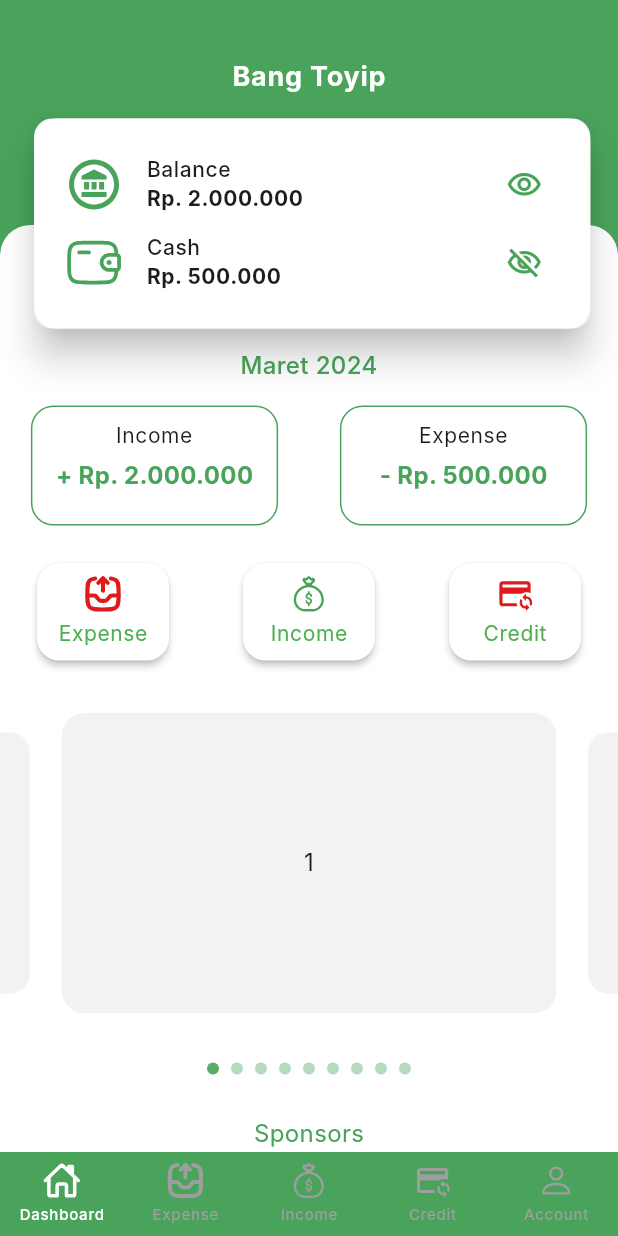
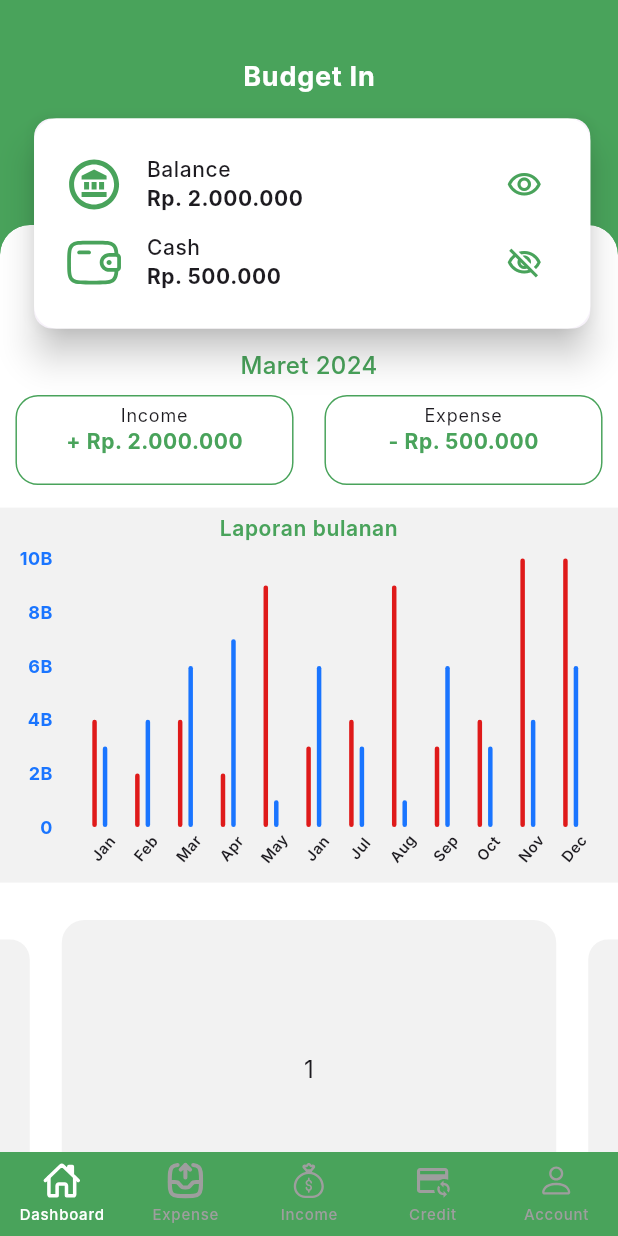
Before and after one commit to msarifin29/budget-in, a Flutter app: the screen it shows after launch, on a phone screen of 412 x 824 dp. Run offline on Flutter 3.47's test engine with Material 3 defaults, Android fonts, the light colour scheme and no system bars; drawn by our look-alikes of carousel_slider, fl_chart; our stand-ins replace bloc, dartz, equatable, firebase_core, flutter_bloc, flutter_svg and 2 more; accounts and stored records are empty; generated files the repository leaves out were written again; Roboto replaces fonts that are missing (Inter); project files that could hold a hidden picture were left out.

Commit message:
refactor : dashboard page

```diff
--- a/lib/features/expenses/presentation/ui/pages/dashboard_page.dart
+++ b/lib/features/expenses/presentation/ui/pages/dashboard_page.dart
@@ -2,6 +2,7 @@
 // ignore_for_file: inference_failure_on_function_invocation, require_trailing_commas, lines_longer_than_80_chars
 
 import 'package:budget_in/core/helpers/util_date.dart';
+import 'package:budget_in/features/expenses/presentation/ui/widgets/line_chart_widget.dart';
 import 'package:carousel_slider/carousel_slider.dart';
 import 'package:flutter/material.dart';
 import 'package:flutter/services.dart';
@@ -55,34 +56,33 @@ class DashboardPage extends StatelessWidget {
                         color: ColorApp.green,
                       ),
                     ),
-                    const SizedBox(height: 15.0),
+                    const SizedBox(height: 8),
                     Row(
                       mainAxisAlignment: MainAxisAlignment.spaceAround,
                       children: [
                         Container(
-                          height: 80.0,
-                          width: MediaQuery.sizeOf(context).width * 0.4,
+                          height: 60.0,
+                          width: MediaQuery.sizeOf(context).width * 0.45,
                           decoration: BoxDecoration(
                             border: Border.all(color: ColorApp.green),
                             borderRadius: BorderRadius.circular(15.0),
                           ),
                           padding: const EdgeInsets.symmetric(
-                            vertical: 10.0,
-                            horizontal: 15.0,
+                            vertical: 4,
+                            horizontal: 15,
                           ),
                           child: Column(
                             children: [
                               Text(
                                 context.l10n.income,
                                 textAlign: TextAlign.center,
-                                style: context.textTheme.bodySmall!.copyWith(
+                                style: context.textTheme.labelSmall!.copyWith(
                                   fontWeight: FontWeight.w400,
                                 ),
                               ),
-                              const SizedBox(height: 5.0),
                               Text(
                                 "+ Rp. 2.000.000",
-                                style: context.textTheme.bodyMedium!.copyWith(
+                                style: context.textTheme.bodySmall!.copyWith(
                                     fontWeight: FontWeight.w700,
                                     color: ColorApp.green),
                               ),
@@ -90,11 +90,11 @@ class DashboardPage extends StatelessWidget {
                           ),
                         ),
                         Container(
-                          height: 80.0,
-                          width: MediaQuery.sizeOf(context).width * 0.4,
+                          height: 60,
+                          width: MediaQuery.sizeOf(context).width * 0.45,
                           padding: const EdgeInsets.symmetric(
-                            vertical: 10.0,
-                            horizontal: 15.0,
+                            vertical: 4,
+                            horizontal: 15,
                           ),
                           decoration: BoxDecoration(
                             border: Border.all(color: ColorApp.green),
@@ -105,14 +105,13 @@ class DashboardPage extends StatelessWidget {
                               Text(
                                 context.l10n.expense,
                                 textAlign: TextAlign.center,
-                                style: context.textTheme.bodySmall!.copyWith(
+                                style: context.textTheme.labelSmall!.copyWith(
                                   fontWeight: FontWeight.w400,
                                 ),
                               ),
-                              const SizedBox(height: 5.0),
                               Text(
                                 "- Rp. 500.000",
-                                style: context.textTheme.bodyMedium!.copyWith(
+                                style: context.textTheme.bodySmall!.copyWith(
                                     fontWeight: FontWeight.w700,
                                     color: ColorApp.green),
                               ),
@@ -121,53 +120,24 @@ class DashboardPage extends StatelessWidget {
                         ),
                       ],
                     ),
-                    const SizedBox(height: 25.0),
-                    Row(
-                      mainAxisAlignment: MainAxisAlignment.spaceAround,
-                      children: [
-                        BoxFeaturewidget(
-                          image: SvgName.expense,
-                          title: context.l10n.expense,
-                          colorFilter: ColorApp.red,
-                          onPressed: () {
-                            Navigator.pushNamed(context, RouteName.expensePage);
-                          },
-                        ),
-                        BoxFeaturewidget(
-                          image: SvgName.income,
-                          title: context.l10n.income,
-                          colorFilter: ColorApp.green,
-                          onPressed: () {
-                            Navigator.pushNamed(context, RouteName.incomePage);
-                          },
-                        ),
-                        BoxFeaturewidget(
-                          image: SvgName.creditSync,
-                          title: context.l10n.credit,
-                          colorFilter: ColorApp.red,
-                          onPressed: () {
-                            Navigator.pushNamed(context, RouteName.creditPage);
-                          },
-                        ),
-                      ],
-                    ),
-                    const SizedBox(height: 10.0),
+
+                    const SizedBox(height: 15),
+                    const LineChartWidget(),
                     const CustomCarouselWidget(),
-                    const SizedBox(height: 20.0),
-                    Text(
-                      'Sponsors',
-                      style: context.textTheme.bodyMedium!
-                          .copyWith(color: ColorApp.green),
-                    ),
-                    const SizedBox(height: 15.0),
-                    Wrap(
-                      spacing: 35.0,
-                      children: [
-                        SvgPicture.asset(SvgName.bank, width: 40.0),
-                        SvgPicture.asset(SvgName.income, width: 40.0),
-                        SvgPicture.asset(SvgName.currencyCircle, width: 40.0),
-                      ],
-                    ),
+                    // Text(
+                    //   'Sponsors',
+                    //   style: context.textTheme.bodyMedium!
+                    //       .copyWith(color: ColorApp.green),
+                    // ),
+                    // const SizedBox(height: 15.0),
+                    // Wrap(
+                    //   spacing: 35.0,
+                    //   children: [
+                    //     SvgPicture.asset(SvgName.bank, width: 40.0),
+                    //     SvgPicture.asset(SvgName.income, width: 40.0),
+                    //     SvgPicture.asset(SvgName.currencyCircle, width: 40.0),
+                    //   ],
+                    // ),
                   ],
                 ),
               ),
@@ -280,7 +250,7 @@ class CustomPersistenHeader extends SliverPersistentHeaderDelegate {
           alignment: Alignment.topCenter,
           padding: EdgeInsets.only(top: expandedHeight / 4),
           child: Text(
-            'Bang Toyip',
+            'Budget In',
             style: context.textTheme.bodyLarge!.copyWith(
               color: Colors.white,
               fontWeight: FontWeight.w700,
--- /dev/null
+++ b/lib/features/expenses/presentation/ui/widgets/line_chart_widget.dart
@@ -0,0 +1,192 @@
+// ignore_for_file: public_member_api_docs, sort_constructors_first
+import 'package:budget_in/l10n/l10n.dart';
+import 'package:fl_chart/fl_chart.dart';
+import 'package:flutter/material.dart';
+import 'dart:math' as math;
+import 'package:budget_in/core/core.dart';
+
+class Report {
+  final double expense;
+  final double income;
+  Report(this.expense, this.income);
+}
+
+class LineChartWidget extends StatefulWidget {
+  const LineChartWidget({super.key});
+  @override
+  State<StatefulWidget> createState() => LineChartWidgetState();
+}
+
+class LineChartWidgetState extends State<LineChartWidget> {
+  late List<BarChartGroupData> rawBarGroups;
+  late List<BarChartGroupData> showingBarGroups;
+
+  int touchedGroupIndex = -1;
+  final reports = [
+    Report(4, 3),
+    Report(2, 4),
+    Report(4, 6),
+    Report(2, 7),
+    Report(9, 1),
+    Report(3, 6),
+    Report(4, 3),
+    Report(9, 1),
+    Report(3, 6),
+    Report(4, 3),
+    Report(12, 4),
+    Report(14, 6),
+  ];
+  @override
+  void initState() {
+    super.initState();
+    rawBarGroups = List.generate(reports.length,
+        (i) => makeGroupData(i, reports[i].expense, reports[i].income));
+
+    showingBarGroups = rawBarGroups;
+  }
+
+  double degreeToRadian(double degree) {
+    return degree * math.pi / 180;
+  }
+
+  @override
+  Widget build(BuildContext context) {
+    return Container(
+      height: 250,
+      color: ColorApp.grey20,
+      child: Padding(
+        padding: const EdgeInsets.symmetric(horizontal: 8),
+        child: Column(
+          children: <Widget>[
+            const SizedBox(height: 5),
+            Text(
+              context.l10n.monthly_report,
+              style: context.textTheme.bodySmall!.copyWith(
+                color: ColorApp.green,
+                fontWeight: FontWeight.w600,
+              ),
+              textAlign: TextAlign.center,
+            ),
+            const SizedBox(height: 10),
+            Expanded(
+              child: BarChart(
+                BarChartData(
+                  maxY: 10,
+                  barTouchData: BarTouchData(
+                    touchTooltipData: BarTouchTooltipData(
+                      tooltipBgColor: Colors.grey,
+                      getTooltipItem: (a, b, c, d) => null,
+                    ),
+                  ),
+                  titlesData: FlTitlesData(
+                    rightTitles: const AxisTitles(
+                      sideTitles: SideTitles(showTitles: false),
+                    ),
+                    topTitles: const AxisTitles(
+                      sideTitles: SideTitles(showTitles: false),
+                    ),
+                    bottomTitles: AxisTitles(
+                      sideTitles: SideTitles(
+                        showTitles: true,
+                        getTitlesWidget: bottomTitles,
+                        reservedSize: 25,
+                      ),
+                    ),
+                    leftTitles: AxisTitles(
+                      sideTitles: SideTitles(
+                        showTitles: true,
+                        reservedSize: 35,
+                        interval: 1,
+                        getTitlesWidget: leftTitles,
+                      ),
+                    ),
+                  ),
+                  borderData: FlBorderData(show: false),
+                  barGroups: showingBarGroups,
+                  gridData: const FlGridData(show: false),
+                ),
+              ),
+            ),
+            const SizedBox(height: 12),
+          ],
+        ),
+      ),
+    );
+  }
+
+  Widget leftTitles(double value, TitleMeta meta) {
+    const style = TextStyle(
+      color: ColorApp.blue,
+      fontWeight: FontWeight.bold,
+      fontSize: 12,
+    );
+    String text;
+    if (value == 0) {
+      text = '0';
+    } else if (value == 2) {
+      text = '2B';
+    } else if (value == 4) {
+      text = '4B';
+    } else if (value == 6) {
+      text = '6B';
+    } else if (value == 8) {
+      text = '8B';
+    } else if (value == 10) {
+      text = '10B';
+    } else {
+      return Container();
+    }
+
+    return SideTitleWidget(
+      axisSide: meta.axisSide,
+      child: Text(text, style: style),
+    );
+  }
+
+  Widget bottomTitles(double value, TitleMeta meta) {
+    final titles = <String>[
+      context.l10n.jan,
+      context.l10n.feb,
+      context.l10n.mar,
+      context.l10n.apr,
+      context.l10n.may,
+      context.l10n.jan,
+      context.l10n.jul,
+      context.l10n.aug,
+      context.l10n.sep,
+      context.l10n.oct,
+      context.l10n.nov,
+      context.l10n.dec
+    ];
+
+    final Widget text = Text(
+      titles[value.toInt()],
+      style: const TextStyle(fontWeight: FontWeight.w600, fontSize: 10),
+    );
+
+    return SideTitleWidget(
+      axisSide: meta.axisSide,
+      angle: degreeToRadian(value < 0 ? 50 : -50),
+      child: text,
+    );
+  }
+
+  BarChartGroupData makeGroupData(int x, double y1, double y2) {
+    return BarChartGroupData(
+      barsSpace: 4,
+      x: x,
+      barRods: [
+        BarChartRodData(
+          toY: y1 > 10 ? 10.0 : y1,
+          color: ColorApp.red,
+          width: 3,
+        ),
+        BarChartRodData(
+          toY: y2 > 10 ? 10.0 : y2,
+          color: ColorApp.blue,
+          width: 3,
+        ),
+      ],
+    );
+  }
+}
--- a/lib/l10n/arb/app_en.arb
+++ b/lib/l10n/arb/app_en.arb
@@ -88,5 +88,19 @@
     "monthly": "Monthly",
     "active": "Active",
     "payment_with": "Payment with",
-    "account": "Account"
+    "account": "Account",
+    "milion": "M",
+    "monthly_report": "Laporan bulanan",
+    "jan": "Jan",
+    "feb": "Feb",
+    "mar": "Mar",
+    "apr": "Apr",
+    "may": "May",
+    "jun": "Jun",
+    "jul": "Jul",
+    "aug": "Aug",
+    "sep": "Sep",
+    "oct": "Oct",
+    "nov": "Nov",
+    "dec": "Dec"
 }
--- a/lib/l10n/arb/app_id.arb
+++ b/lib/l10n/arb/app_id.arb
@@ -88,5 +88,19 @@
   "monthly": "Bulanan",
   "active": "Aktif",
   "payment_with": "Bayar dengan",
-  "account": "Akun"
+  "account": "Akun",
+  "milion": "Jt",
+  "monthly_report": "Monthly Report",
+  "jan": "Jan",
+  "feb": "Feb",
+  "mar": "Mar",
+  "apr": "Apr",
+  "may": "Mei",
+  "jun": "Jun",
+  "jul": "Jul",
+  "aug": "Agu",
+  "sep": "Sep",
+  "oct": "Okt",
+  "nov": "Nov",
+  "dec": "Des"
 }
--- a/pubspec.yaml
+++ b/pubspec.yaml
@@ -23,6 +23,7 @@ dependencies:
   get_it: ^7.6.6
   firebase_core: ^2.26.0
   carousel_slider: ^4.2.1
+  fl_chart: ^0.66.2
 
 dev_dependencies:
   bloc_test: ^9.1.4
```
Also changed, not shown: pubspec.lock.
